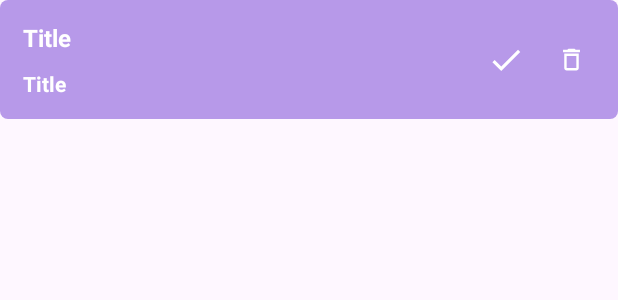
After one commit to Namsang710/Android_Study, an Android app: the layout item_task.xml on its own in the app's theme, with its tools: preview values and no code run, on a phone screen of 412 x 824 dp. The commit adds this screen. Shown: the top 300 px of the screen. Run offline under Robolectric (Android 15) with nearby library versions, the phone set to English and light mode, and no system bars.

Commit message:
[23-10-10] todolist task item layout 작성

```diff
--- a/Practice_TodoList/app/src/main/java/com/example/practice_todolist/MainActivity.kt
+++ b/Practice_TodoList/app/src/main/java/com/example/practice_todolist/MainActivity.kt
@@ -11,4 +11,11 @@ class MainActivity : AppCompatActivity() {
         super.onCreate(savedInstanceState)
         setContentView(binding.root)
     }
+
+
+    private fun initUI() {
+
+
+
+    }
 }
--- /dev/null
+++ b/Practice_TodoList/app/src/main/res/layout/item_task.xml
@@ -0,0 +1,64 @@
+<?xml version="1.0" encoding="utf-8"?>
+<androidx.constraintlayout.widget.ConstraintLayout xmlns:android="http://schemas.android.com/apk/res/android"
+    android:layout_width="match_parent"
+    android:layout_height="wrap_content"
+    xmlns:app="http://schemas.android.com/apk/res-auto"
+    android:id="@+id/item_task_layout"
+    android:paddingVertical="14dp"
+    xmlns:tools="http://schemas.android.com/tools"
+    tools:background="@drawable/bg_task_purple">
+
+    <TextView
+        android:id="@id/tv_item_task_title"
+        android:layout_width="wrap_content"
+        android:layout_height="wrap_content"
+        android:layout_marginStart="15dp"
+        android:textColor="@color/white"
+        android:textSize="16sp"
+        android:textStyle="bold"
+        app:layout_constraintBottom_toTopOf="@+id/tv_item_task_content"
+        app:layout_constraintStart_toStartOf="parent"
+        app:layout_constraintTop_toTopOf="parent"
+        app:layout_constraintVertical_chainStyle="spread_inside"
+        tools:text="Title"/>
+
+    <TextView
+        android:layout_width="wrap_content"
+        android:layout_height="wrap_content"
+        android:id="@+id/tv_item_task_content"
+        android:layout_marginTop="10dp"
+        android:textColor="@color/white"
+        android:textStyle="bold"
+        app:layout_constraintBottom_toBottomOf="parent"
+        app:layout_constraintStart_toStartOf="@+id/tv_item_task_title"
+        app:layout_constraintTop_toBottomOf="@+id/tv_item_task_title"
+        tools:text="Title"/>
+
+    <androidx.appcompat.widget.AppCompatImageButton
+        android:layout_width="wrap_content"
+        android:layout_height="wrap_content"
+        android:id="@+id/ic_item_task_delete"
+        android:layout_marginEnd="21dp"
+        android:background="@null"
+        android:src="@drawable/ic_delete_white"
+        app:layout_constraintBottom_toBottomOf="parent"
+        app:layout_constraintEnd_toEndOf="parent"
+        app:layout_constraintTop_toTopOf="parent"/>
+
+    <androidx.appcompat.widget.AppCompatImageButton
+        android:id="@+id/ic_item_task_finish"
+        android:layout_width="wrap_content"
+        android:layout_height="wrap_content"
+        android:layout_marginEnd="21dp"
+        android:background="@null"
+        android:src="@drawable/ic_check_white"
+        app:layout_constraintBottom_toBottomOf="parent"
+        app:layout_constraintEnd_toStartOf="@id/ic_item_task_delete"
+        app:layout_constraintTop_toTopOf="parent"/>
+
+
+
+
+
+
+</androidx.constraintlayout.widget.ConstraintLayout>
```
Also changed, not shown: Practice_TodoList/app/src/main/java/com/example/practice_todolist/viewmodel/TaskViewModel.kt (line endings or trailing spaces).
